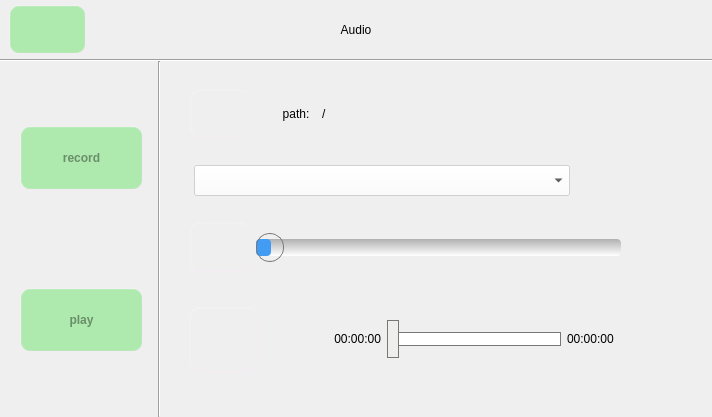
jizizihe/baijie_demo, file voice.ui: the form before one commit.
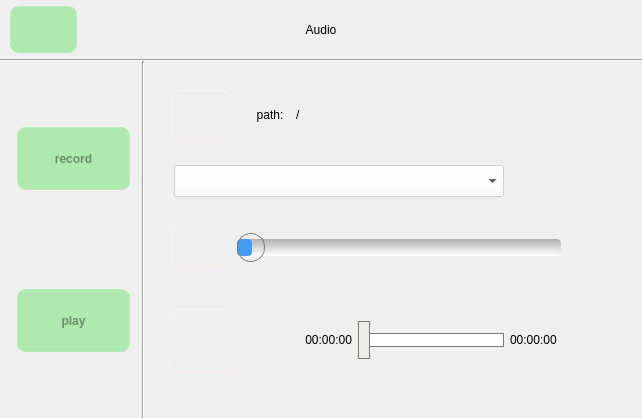
The form after the commit. The open tabs and pages were chosen to show the change. Icons and pictures are not drawn. Custom widgets are drawn as their Qt base class.

What changed in the file:
```diff
--- a/voice.ui
+++ b/voice.ui
@@ -9,8 +9,8 @@
    <rect>
     <x>0</x>
     <y>0</y>
-    <width>712</width>
-    <height>417</height>
+    <width>642</width>
+    <height>418</height>
    </rect>
   </property>
   <property name="sizePolicy">
```
Left out of the diff: 10 changed lines with no effect on the pictures.
